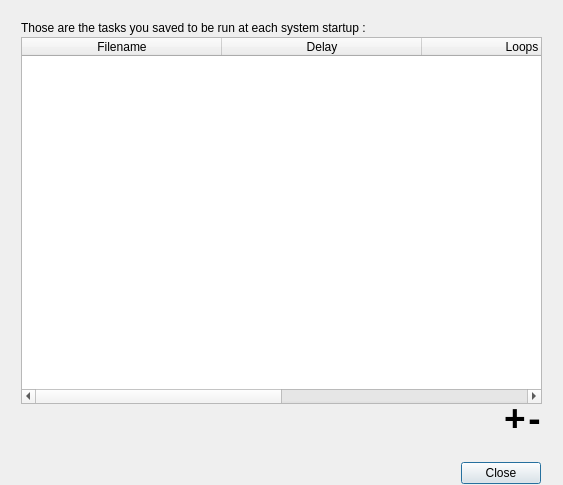
AmirHammouteneEI/ScheduledPasteAndKeys, file ui/various_dialogs/StartupTasksDialog.ui: the form before one commit.
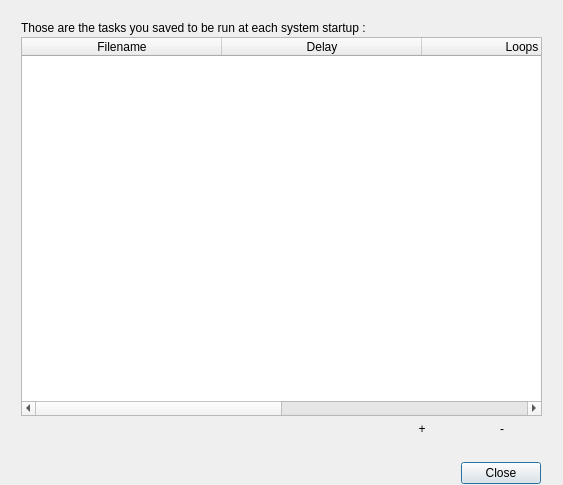
The form after the commit. Custom widgets are drawn as their Qt base class.

Commit message: ready for version 1.6 ; whole UI change for modern style (adding images)

```diff
--- a/ui/various_dialogs/StartupTasksDialog.ui
+++ b/ui/various_dialogs/StartupTasksDialog.ui
@@ -190,27 +190,6 @@
      </item>
      <item>
       <widget class="QPushButton" name="addButton">
-       <property name="sizePolicy">
-        <sizepolicy hsizetype="Minimum" vsizetype="Minimum">
-         <horstretch>0</horstretch>
-         <verstretch>0</verstretch>
-        </sizepolicy>
-       </property>
-       <property name="maximumSize">
-        <size>
-         <width>45</width>
-         <height>45</height>
-        </size>
-       </property>
-       <property name="font">
-        <font>
-         <pointsize>28</pointsize>
-         <bold>true</bold>
-        </font>
-       </property>
-       <property name="styleSheet">
-        <string notr="true">QPushButton{padding-top:-10px;}</string>
-       </property>
        <property name="text">
         <string notr="true">+</string>
        </property>
@@ -221,27 +200,6 @@
      </item>
      <item>
       <widget class="QPushButton" name="removeButton">
-       <property name="sizePolicy">
-        <sizepolicy hsizetype="Minimum" vsizetype="Minimum">
-         <horstretch>0</horstretch>
-         <verstretch>0</verstretch>
-        </sizepolicy>
-       </property>
-       <property name="maximumSize">
-        <size>
-         <width>45</width>
-         <height>45</height>
-        </size>
-       </property>
-       <property name="font">
-        <font>
-         <pointsize>28</pointsize>
-         <bold>true</bold>
-        </font>
-       </property>
-       <property name="styleSheet">
-        <string notr="true">QPushButton{padding-top:-10px;}</string>
-       </property>
        <property name="text">
         <string notr="true">-</string>
        </property>
```
The commit also changes 109 other files.
